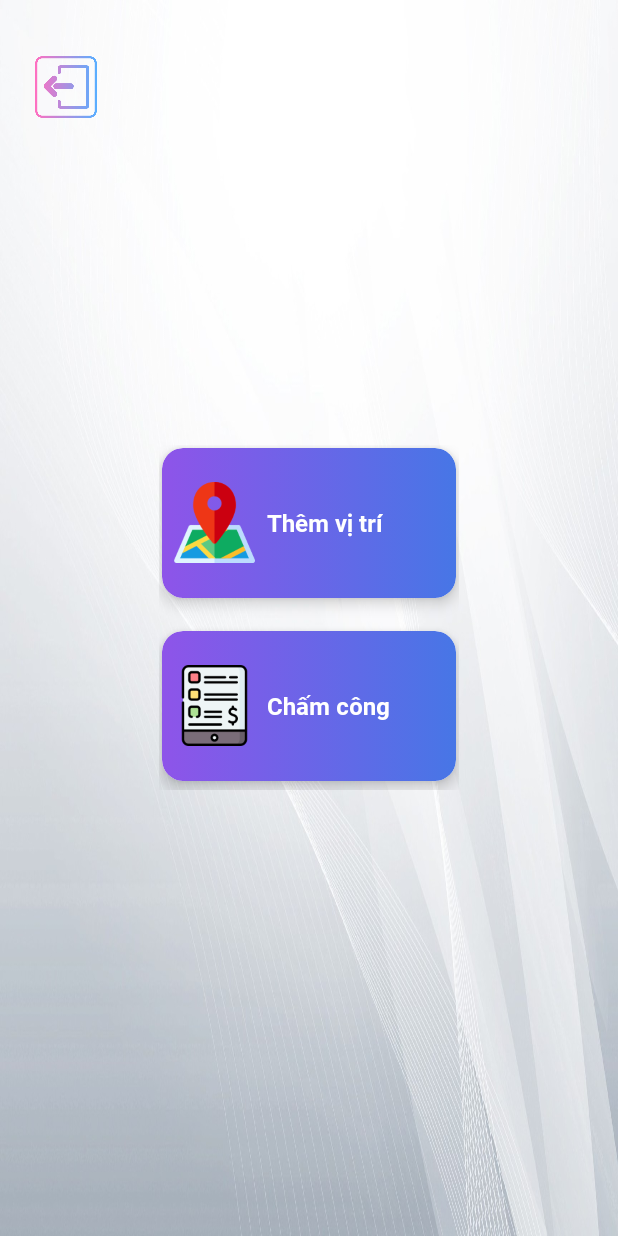
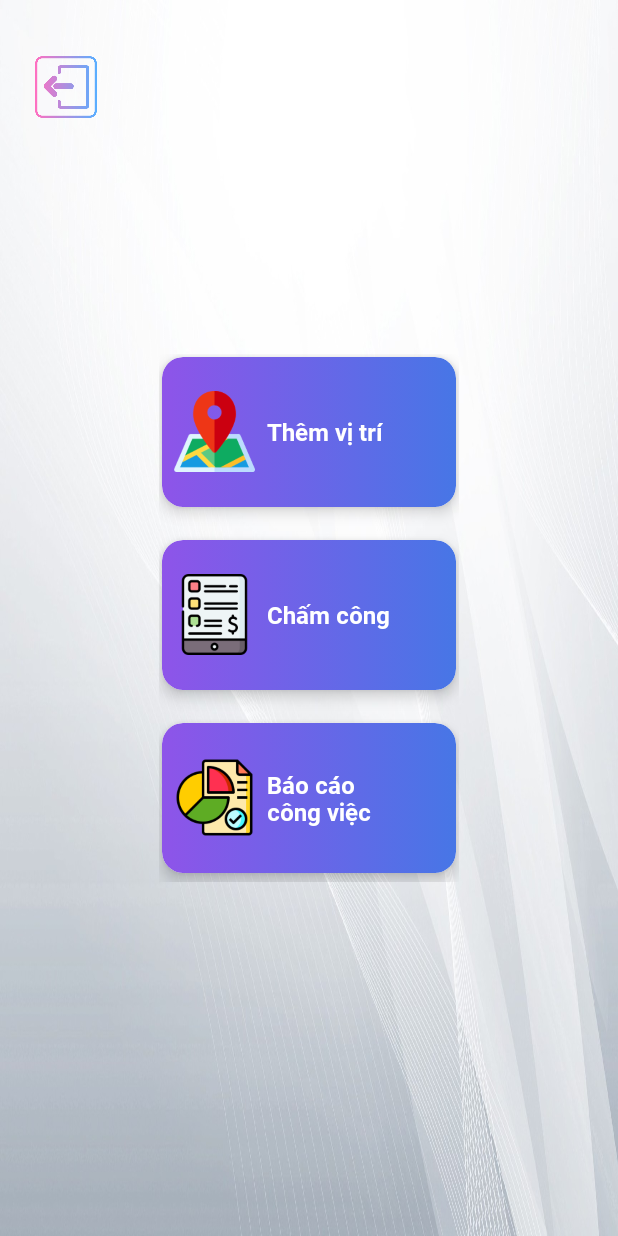
Before and after one commit to hchihoang/Timekeeping, an Android app: the layout home_fragment.xml on its own in the app's theme, with its tools: preview values and no code run, on a phone screen of 412 x 824 dp. Run offline under Robolectric (Android 15) with nearby library versions, the light colour scheme and no system bars.

Commit message:
add ui report

```diff
--- a/app/src/main/java/com/timekeeping/smart/ui/home/HomeFragment.kt
+++ b/app/src/main/java/com/timekeeping/smart/ui/home/HomeFragment.kt
@@ -13,6 +13,7 @@ import com.timekeeping.smart.extension.toast
 import com.timekeeping.smart.extension.visible
 import com.timekeeping.smart.ui.add_location.AddLocationFragment
 import com.timekeeping.smart.ui.login.LoginFragment
+import com.timekeeping.smart.ui.report.ReportFragment
 import com.timekeeping.smart.ui.time_keeping.TimeKeepingFragment
 import com.timekeeping.smart.utils.DialogUtil
 import dagger.hilt.android.AndroidEntryPoint
@@ -88,6 +89,10 @@ class HomeFragment : BaseFragment() {
             swipeRefresh.isRefreshing = false
         })
 
+        cv_report.onAvoidDoubleClick {
+            getVC().addFragment(ReportFragment::class.java)
+        }
+
     }
 
     override fun backPressed(): Boolean {
--- /dev/null
+++ b/app/src/main/res/drawable/ic_photo_camera.xml
@@ -0,0 +1,6 @@
+<vector android:height="34dp" android:tint="#FFFFFF"
+    android:viewportHeight="24" android:viewportWidth="24"
+    android:width="34dp" xmlns:android="http://schemas.android.com/apk/res/android">
+    <path android:fillColor="@android:color/white" android:pathData="M12,12m-3.2,0a3.2,3.2 0,1 1,6.4 0a3.2,3.2 0,1 1,-6.4 0"/>
+    <path android:fillColor="@android:color/white" android:pathData="M9,2L7.17,4L4,4c-1.1,0 -2,0.9 -2,2v12c0,1.1 0.9,2 2,2h16c1.1,0 2,-0.9 2,-2L22,6c0,-1.1 -0.9,-2 -2,-2h-3.17L15,2L9,2zM12,17c-2.76,0 -5,-2.24 -5,-5s2.24,-5 5,-5 5,2.24 5,5 -2.24,5 -5,5z"/>
+</vector>
--- a/app/src/main/res/layout/home_fragment.xml
+++ b/app/src/main/res/layout/home_fragment.xml
@@ -104,6 +104,44 @@
 
                     </androidx.appcompat.widget.LinearLayoutCompat>
                 </androidx.cardview.widget.CardView>
+
+                <androidx.cardview.widget.CardView
+                    android:id="@+id/cv_report"
+                    android:layout_width="match_parent"
+                    android:layout_height="100dp"
+                    android:layout_marginHorizontal="@dimen/margin_2_dp"
+                    android:layout_marginTop="@dimen/margin_16_dp"
+                    android:layout_marginBottom="@dimen/margin_6_dp"
+                    android:layout_weight="1"
+                    android:elevation="@dimen/margin_6_dp"
+                    android:foreground="?attr/selectableItemBackgroundBorderless"
+                    app:cardCornerRadius="@dimen/margin_14_dp"
+                    app:cardElevation="@dimen/margin_6_dp">
+
+                    <androidx.appcompat.widget.LinearLayoutCompat
+                        android:layout_width="match_parent"
+                        android:layout_height="match_parent"
+                        android:background="@drawable/bg_button_test"
+                        android:gravity="center_vertical"
+                        android:orientation="horizontal">
+
+                        <androidx.appcompat.widget.AppCompatImageView
+                            android:layout_width="@dimen/margin_70_dp"
+                            android:layout_height="@dimen/margin_70_dp"
+                            android:layout_marginVertical="@dimen/margin_5_dp"
+                            android:padding="@dimen/margin_8_dp"
+                            android:src="@drawable/ic_report" />
+
+                        <androidx.appcompat.widget.AppCompatTextView
+                            style="@style/roboto_bold_16dp"
+                            android:layout_width="wrap_content"
+                            android:layout_height="wrap_content"
+                            android:layout_gravity="center_vertical"
+                            android:text="@string/str_report"
+                            android:textColor="@color/color_white" />
+
+                    </androidx.appcompat.widget.LinearLayoutCompat>
+                </androidx.cardview.widget.CardView>
             </androidx.appcompat.widget.LinearLayoutCompat>
 
             <TextView
--- a/app/src/main/res/layout/view_custom_header.xml
+++ b/app/src/main/res/layout/view_custom_header.xml
@@ -43,7 +43,7 @@
         android:id="@+id/tv_header_title"
         style="@style/HeaderTitle"
         android:layout_width="0dp"
-        android:layout_marginHorizontal="@dimen/margin_10_dp"
+        android:layout_marginHorizontal="@dimen/margin_2_dp"
         android:ellipsize="end"
         android:gravity="center"
         android:maxLines="2"
```
Also changed, not shown: app/src/main/java/com/timekeeping/smart/ui/report/ReportFragment.kt (added, +39 -0 lines), app/src/main/java/com/timekeeping/smart/ui/report/ReportViewModel.kt (added, +12 -0 lines), app/src/main/res/drawable/bg_border_text_box_profile.xml (added, +8 -0 lines), app/src/main/res/drawable/bg_button.xml (added, +12 -0 lines), app/src/main/res/layout/fragment_report.xml (added, +190 -0 lines), app/src/main/res/values/strings.xml (+10 -0 lines), app/src/main/res/drawable/ic_report.png (added).
